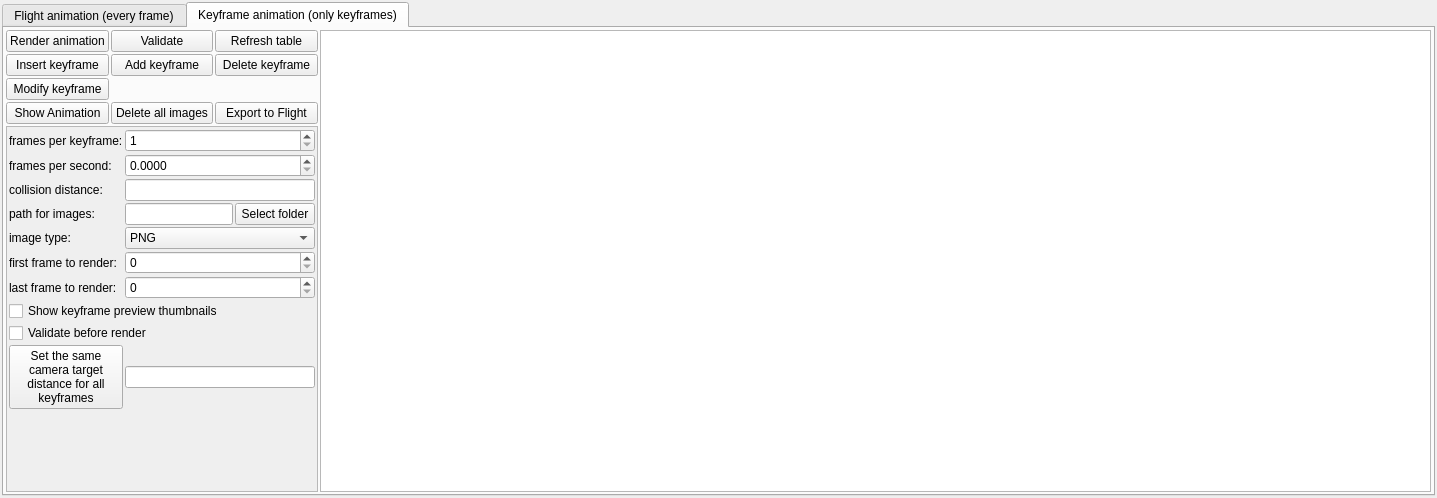
Qt form mandelbulber2/qt/dock_animation.ui (buddhi1980/mandelbulber2) before a commit.
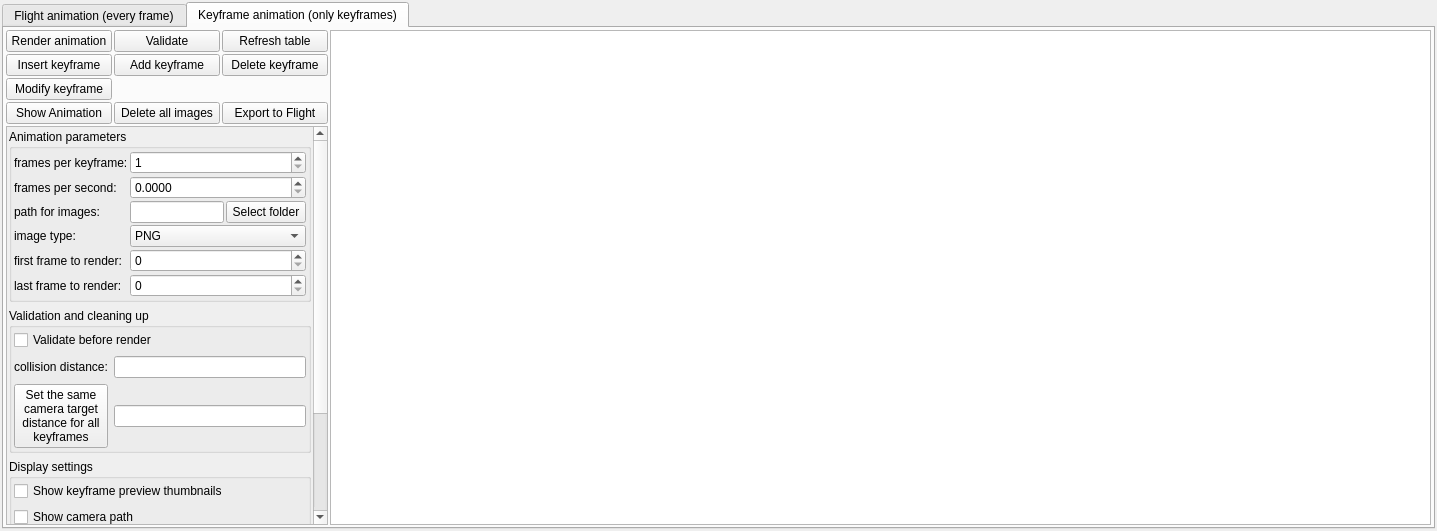
The same form after that commit. The open tabs and pages were chosen to show the change. Icons and pictures are not drawn. Custom widgets are drawn as their Qt base class.

Commit message: Added checkboxes for enabling showing animation paths

```diff
--- a/mandelbulber2/qt/dock_animation.ui
+++ b/mandelbulber2/qt/dock_animation.ui
@@ -7,7 +7,7 @@
     <x>0</x>
     <y>0</y>
     <width>1437</width>
-    <height>498</height>
+    <height>531</height>
    </rect>
   </property>
   <property name="windowTitle">
@@ -905,8 +905,8 @@
              <rect>
               <x>0</x>
               <y>0</y>
-              <width>380</width>
-              <height>349</height>
+              <width>362</width>
+              <height>501</height>
              </rect>
             </property>
             <layout class="QVBoxLayout" name="verticalLayout_92">
@@ -923,17 +923,28 @@
               <number>2</number>
              </property>
              <item>
+              <widget class="QGroupBox" name="groupBox">
+               <property name="title">
+                <string>Animation parameters</string>
+               </property>
+               <layout class="QVBoxLayout" name="verticalLayout">
+                <property name="leftMargin">
+                 <number>2</number>
+                </property>
+                <property name="topMargin">
+                 <number>2</number>
+                </property>
+                <property name="rightMargin">
+                 <number>2</number>
+                </property>
+                <property name="bottomMargin">
+                 <number>2</number>
+                </property>
+                <item>
               <layout class="QGridLayout" name="gridLayout_52">
                <property name="spacing">
                 <number>2</number>
                </property>
-               <item row="2" column="0">
-                <widget class="QLabel" name="label_221">
-                 <property name="text">
-                  <string>collision distance:</string>
-                 </property>
-                </widget>
-               </item>
                <item row="0" column="0">
                 <widget class="QLabel" name="label_219">
                  <property name="text">
@@ -941,21 +952,21 @@
                  </property>
                 </widget>
                </item>
-               <item row="3" column="0">
+                  <item row="2" column="0">
                 <widget class="QLabel" name="label_177">
                  <property name="text">
                   <string>path for images:</string>
                  </property>
                 </widget>
                </item>
-               <item row="4" column="0">
+                  <item row="3" column="0">
                 <widget class="QLabel" name="label_150">
                  <property name="text">
                   <string>image type:</string>
                  </property>
                 </widget>
                </item>
-               <item row="4" column="1" colspan="2">
+                  <item row="3" column="1" colspan="2">
                 <widget class="QComboBox" name="comboBox_keyframe_animation_image_type">
                  <property name="sizePolicy">
                   <sizepolicy hsizetype="Preferred" vsizetype="Maximum">
@@ -988,7 +999,7 @@
                  </item>
                 </widget>
                </item>
-               <item row="3" column="1">
+                  <item row="2" column="1">
                 <widget class="MyLineEdit" name="text_anim_keyframe_dir">
                  <property name="sizePolicy">
                   <sizepolicy hsizetype="Expanding" vsizetype="Maximum">
@@ -1001,23 +1012,7 @@
                  </property>
                 </widget>
                </item>
-               <item row="7" column="0" colspan="3">
-                <widget class="MyCheckBox" name="checkBox_show_keyframe_thumbnails">
-                 <property name="sizePolicy">
-                  <sizepolicy hsizetype="Minimum" vsizetype="Maximum">
-                   <horstretch>0</horstretch>
-                   <verstretch>0</verstretch>
-                  </sizepolicy>
-                 </property>
-                 <property name="toolTip">
-                  <string>&lt;html&gt;&lt;head/&gt;&lt;body&gt;&lt;p&gt;Enables rendering of keyframe previews in the animation table.&lt;/p&gt;&lt;/body&gt;&lt;/html&gt;</string>
-                 </property>
-                 <property name="text">
-                  <string>Show keyframe preview thumbnails</string>
-                 </property>
-                </widget>
-               </item>
-               <item row="3" column="2">
+                  <item row="2" column="2">
                 <widget class="QPushButton" name="button_selectAnimKeyframeImageDir">
                  <property name="sizePolicy">
                   <sizepolicy hsizetype="Minimum" vsizetype="Maximum">
@@ -1030,55 +1025,20 @@
                  </property>
                 </widget>
                </item>
-               <item row="5" column="0">
+                  <item row="4" column="0">
                 <widget class="QLabel" name="label_213">
                  <property name="text">
                   <string>first frame to render:</string>
                  </property>
                 </widget>
                </item>
-               <item row="6" column="0">
+                  <item row="5" column="0">
                 <widget class="QLabel" name="label_217">
                  <property name="text">
                   <string>last frame to render:</string>
                  </property>
                 </widget>
                </item>
-               <item row="8" column="0" colspan="3">
-                <widget class="MyCheckBox" name="checkBox_keyframe_auto_validate">
-                 <property name="sizePolicy">
-                  <sizepolicy hsizetype="Minimum" vsizetype="Maximum">
-                   <horstretch>0</horstretch>
-                   <verstretch>0</verstretch>
-                  </sizepolicy>
-                 </property>
-                 <property name="toolTip">
-                  <string>&lt;html&gt;&lt;head/&gt;&lt;body&gt;&lt;p&gt;Enable checking for collisions before starting rendering of animation.&lt;/p&gt;&lt;/body&gt;&lt;/html&gt;</string>
-                 </property>
-                 <property name="text">
-                  <string>Validate before render</string>
-                 </property>
-                </widget>
-               </item>
-               <item row="9" column="0">
-                <widget class="QPushButton" name="pushButton_set_constant_target_distance">
-                 <property name="sizePolicy">
-                  <sizepolicy hsizetype="Minimum" vsizetype="Maximum">
-                   <horstretch>0</horstretch>
-                   <verstretch>0</verstretch>
-                  </sizepolicy>
-                 </property>
-                 <property name="toolTip">
-                  <string>&lt;html&gt;&lt;head/&gt;&lt;body&gt;&lt;p&gt;Sets the same distance between camera target and camera for all keyframes. It doesn't modify camera position and rotation, so it doesn't modify camera movement path. It makes camera rotation smooth through entire animation.&lt;/p&gt;&lt;/body&gt;&lt;/html&gt;</string>
-                 </property>
-                 <property name="text">
-                  <string>Set the same
-camera target
-distance for all
-keyframes</string>
-                 </property>
-                </widget>
-               </item>
                <item row="1" column="0">
                 <widget class="QLabel" name="label_222">
                  <property name="text">
@@ -1086,19 +1046,6 @@
                  </property>
                 </widget>
                </item>
-               <item row="2" column="1" colspan="2">
-                <widget class="MyLineEdit" name="logedit_keyframe_collision_thresh">
-                 <property name="sizePolicy">
-                  <sizepolicy hsizetype="Expanding" vsizetype="Maximum">
-                   <horstretch>0</horstretch>
-                   <verstretch>0</verstretch>
-                  </sizepolicy>
-                 </property>
-                 <property name="toolTip">
-                  <string>&lt;html&gt;&lt;head/&gt;&lt;body&gt;&lt;p&gt;Minimum distance between camera and fractal which is allowed during &lt;span style=&quot; font-style:italic;&quot;&gt;Validate&lt;/span&gt; function (collision detection)&lt;/p&gt;&lt;/body&gt;&lt;/html&gt;</string>
-                 </property>
-                </widget>
-               </item>
                <item row="1" column="1" colspan="2">
                 <widget class="MyDoubleSpinBox" name="spinbox_keyframe_frames_per_second">
                  <property name="sizePolicy">
@@ -1143,7 +1090,7 @@
                  </property>
                 </widget>
                </item>
-               <item row="5" column="1" colspan="2">
+                  <item row="4" column="1" colspan="2">
                 <widget class="MySpinBox" name="spinboxInt_keyframe_first_to_render">
                  <property name="sizePolicy">
                   <sizepolicy hsizetype="Minimum" vsizetype="Maximum">
@@ -1168,7 +1115,7 @@
                  </property>
                 </widget>
                </item>
-               <item row="6" column="1" colspan="2">
+                  <item row="5" column="1" colspan="2">
                 <widget class="MySpinBox" name="spinboxInt_keyframe_last_to_render">
                  <property name="sizePolicy">
                   <sizepolicy hsizetype="Minimum" vsizetype="Maximum">
@@ -1190,7 +1137,87 @@
                  </property>
                 </widget>
                </item>
-               <item row="9" column="1" colspan="2">
+                 </layout>
+                </item>
+               </layout>
+              </widget>
+             </item>
+             <item>
+              <widget class="QGroupBox" name="groupBox_2">
+               <property name="title">
+                <string>Validation and cleaning up</string>
+               </property>
+               <layout class="QVBoxLayout" name="verticalLayout_2">
+                <property name="leftMargin">
+                 <number>2</number>
+                </property>
+                <property name="topMargin">
+                 <number>2</number>
+                </property>
+                <property name="rightMargin">
+                 <number>2</number>
+                </property>
+                <property name="bottomMargin">
+                 <number>2</number>
+                </property>
+                <item>
+                 <widget class="MyCheckBox" name="checkBox_keyframe_auto_validate">
+                  <property name="sizePolicy">
+                   <sizepolicy hsizetype="Minimum" vsizetype="Maximum">
+                    <horstretch>0</horstretch>
+                    <verstretch>0</verstretch>
+                   </sizepolicy>
+                  </property>
+                  <property name="toolTip">
+                   <string>&lt;html&gt;&lt;head/&gt;&lt;body&gt;&lt;p&gt;Enable checking for collisions before starting rendering of animation.&lt;/p&gt;&lt;/body&gt;&lt;/html&gt;</string>
+                  </property>
+                  <property name="text">
+                   <string>Validate before render</string>
+                  </property>
+                 </widget>
+                </item>
+                <item>
+                 <layout class="QGridLayout" name="gridLayout">
+                  <item row="0" column="1">
+                   <widget class="MyLineEdit" name="logedit_keyframe_collision_thresh">
+                    <property name="sizePolicy">
+                     <sizepolicy hsizetype="Expanding" vsizetype="Maximum">
+                      <horstretch>0</horstretch>
+                      <verstretch>0</verstretch>
+                     </sizepolicy>
+                    </property>
+                    <property name="toolTip">
+                     <string>&lt;html&gt;&lt;head/&gt;&lt;body&gt;&lt;p&gt;Minimum distance between camera and fractal which is allowed during &lt;span style=&quot; font-style:italic;&quot;&gt;Validate&lt;/span&gt; function (collision detection)&lt;/p&gt;&lt;/body&gt;&lt;/html&gt;</string>
+                    </property>
+                   </widget>
+                  </item>
+                  <item row="0" column="0">
+                   <widget class="QLabel" name="label_221">
+                    <property name="text">
+                     <string>collision distance:</string>
+                    </property>
+                   </widget>
+                  </item>
+                  <item row="1" column="0">
+                   <widget class="QPushButton" name="pushButton_set_constant_target_distance">
+                    <property name="sizePolicy">
+                     <sizepolicy hsizetype="Minimum" vsizetype="Maximum">
+                      <horstretch>0</horstretch>
+                      <verstretch>0</verstretch>
+                     </sizepolicy>
+                    </property>
+                    <property name="toolTip">
+                     <string>&lt;html&gt;&lt;head/&gt;&lt;body&gt;&lt;p&gt;Sets the same distance between camera target and camera for all keyframes. It doesn't modify camera position and rotation, so it doesn't modify camera movement path. It makes camera rotation smooth through entire animation.&lt;/p&gt;&lt;/body&gt;&lt;/html&gt;</string>
+                    </property>
+                    <property name="text">
+                     <string>Set the same
+camera target
+distance for all
+keyframes</string>
+                    </property>
+                   </widget>
+                  </item>
+                  <item row="1" column="1">
                 <widget class="MyLineEdit" name="logedit_keyframe_constant_target_distance">
                  <property name="sizePolicy">
                   <sizepolicy hsizetype="Expanding" vsizetype="Maximum">
@@ -1205,6 +1232,124 @@
                </item>
               </layout>
              </item>
+               </layout>
+              </widget>
+             </item>
+             <item>
+              <widget class="QGroupBox" name="groupBox_3">
+               <property name="title">
+                <string>Display settings</string>
+               </property>
+               <layout class="QVBoxLayout" name="verticalLayout_3">
+                <property name="leftMargin">
+                 <number>2</number>
+                </property>
+                <property name="topMargin">
+                 <number>2</number>
+                </property>
+                <property name="rightMargin">
+                 <number>2</number>
+                </property>
+                <property name="bottomMargin">
+                 <number>2</number>
+                </property>
+                <item>
+                 <widget class="MyCheckBox" name="checkBox_show_keyframe_thumbnails">
+                  <property name="sizePolicy">
+                   <sizepolicy hsizetype="Minimum" vsizetype="Maximum">
+                    <horstretch>0</horstretch>
+                    <verstretch>0</verstretch>
+                   </sizepolicy>
+                  </property>
+                  <property name="toolTip">
+                   <string>&lt;html&gt;&lt;head/&gt;&lt;body&gt;&lt;p&gt;Enables rendering of keyframe previews in the animation table.&lt;/p&gt;&lt;/body&gt;&lt;/html&gt;</string>
+                  </property>
+                  <property name="text">
+                   <string>Show keyframe preview thumbnails</string>
+                  </property>
+                 </widget>
+                </item>
+                <item>
+                 <widget class="MyCheckBox" name="checkBox_show_camera_path">
+                  <property name="sizePolicy">
+                   <sizepolicy hsizetype="Minimum" vsizetype="Maximum">
+                    <horstretch>0</horstretch>
+                    <verstretch>0</verstretch>
+                   </sizepolicy>
+                  </property>
+                  <property name="text">
+                   <string>Show camera path</string>
+                  </property>
+                 </widget>
+                </item>
+                <item>
+                 <widget class="MyCheckBox" name="checkBox_show_target_path">
+                  <property name="sizePolicy">
+                   <sizepolicy hsizetype="Minimum" vsizetype="Maximum">
+                    <horstretch>0</horstretch>
+                    <verstretch>0</verstretch>
+                   </sizepolicy>
+                  </property>
+                  <property name="text">
+                   <string>Show target path</string>
+                  </property>
+                 </widget>
+                </item>
+                <item>
+                 <widget class="MyCheckBox" name="checkBox_show_light_path_1">
+                  <property name="sizePolicy">
+                   <sizepolicy hsizetype="Minimum" vsizetype="Maximum">
+                    <horstretch>0</horstretch>
+                    <verstretch>0</verstretch>
+                   </sizepolicy>
+                  </property>
+                  <property name="text">
+                   <string>Show light #1 path</string>
+                  </property>
+                 </widget>
+                </item>
+                <item>
+                 <widget class="MyCheckBox" name="checkBox_show_light_path_2">
+                  <property name="sizePolicy">
+                   <sizepolicy hsizetype="Minimum" vsizetype="Maximum">
+                    <horstretch>0</horstretch>
+                    <verstretch>0</verstretch>
+                   </sizepolicy>
+                  </property>
+                  <property name="text">
+                   <string>Show light #2 path</string>
+                  </property>
+                 </widget>
+                </item>
+                <item>
+                 <widget class="MyCheckBox" name="checkBox_show_light_path_3">
+                  <property name="sizePolicy">
+                   <sizepolicy hsizetype="Minimum" vsizetype="Maximum">
+                    <horstretch>0</horstretch>
+                    <verstretch>0</verstretch>
+                   </sizepolicy>
+                  </property>
+                  <property name="text">
+                   <string>Show light #3 path</string>
+                  </property>
+                 </widget>
+                </item>
+                <item>
+                 <widget class="MyCheckBox" name="checkBox_show_light_path_4">
+                  <property name="sizePolicy">
+                   <sizepolicy hsizetype="Minimum" vsizetype="Maximum">
+                    <horstretch>0</horstretch>
+                    <verstretch>0</verstretch>
+                   </sizepolicy>
+                  </property>
+                  <property name="text">
+                   <string>Show light #4 path</string>
+                  </property>
+                 </widget>
+                </item>
+               </layout>
+              </widget>
+             </item>
              <item>
               <spacer name="verticalSpacer_13">
                <property name="orientation">
```
Left out of the diff: 9 changed lines with no effect on the pictures. Lines whose indentation alone changed are shown as unchanged. The commit also changes 4 other files.
